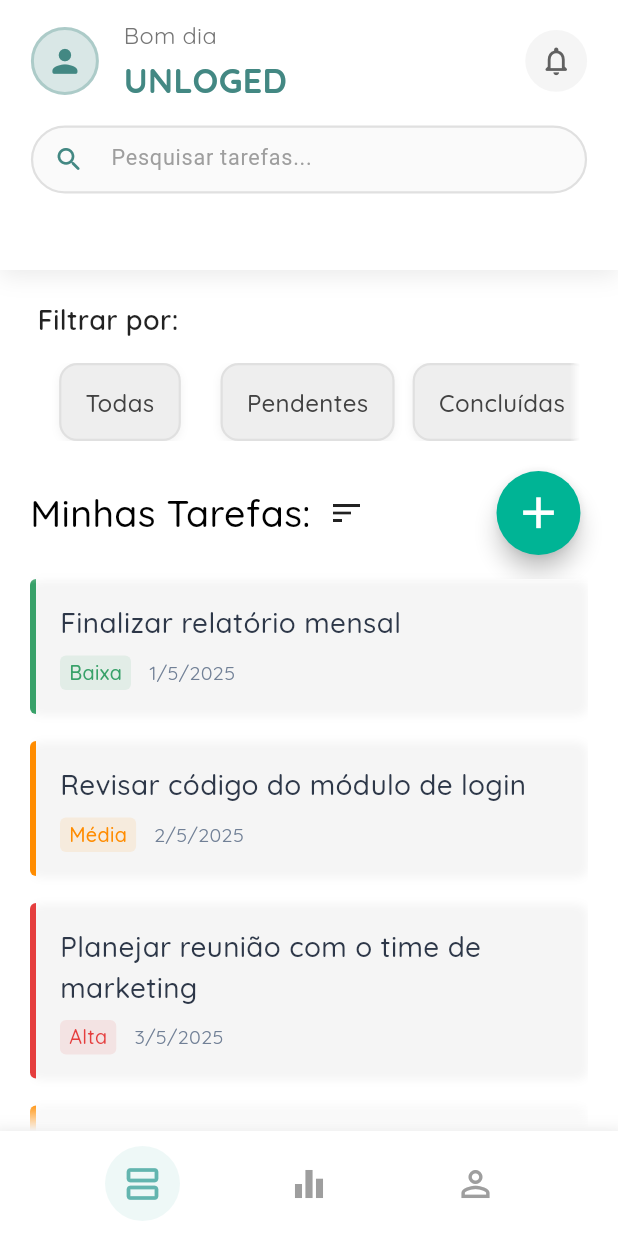
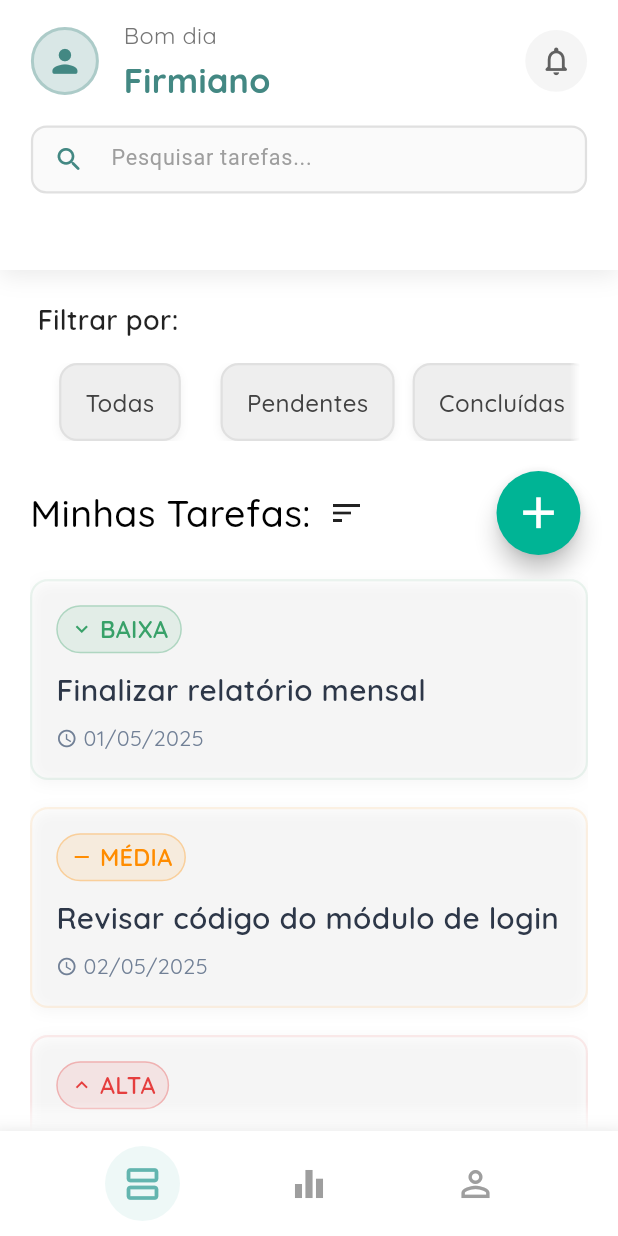
Before and after one commit to FirmianoGit/To-do-tasks-mobile-flutter, a Flutter app: the TasksScreen screen opened by its route, on a phone screen of 412 x 824 dp. Run offline on Flutter 3.47's test engine with Material 3 defaults, Android fonts, the phone set to English and light mode, and no system bars; our stand-ins replace dio, freezed_annotation, go_router, loading_animation_widget, quickalert, shared_preferences; accounts and stored records are empty.

Commit message:
feat: adiciona nome de usuário na barra superior e melhora a lógica de saudação

```diff
--- a/financy/lib/ui/TasksView/tasks_screen.dart
+++ b/financy/lib/ui/TasksView/tasks_screen.dart
@@ -27,7 +27,9 @@ class TasksScreen extends StatelessWidget {
     return Scaffold(
       backgroundColor: AppColors.white,
       // Topo da tela com saudação ou informações do usuário
-      appBar: ImprovedTasksScreenTop(),
+      appBar: ImprovedTasksScreenTop(
+        userName: 'Firmiano',
+      ),
       body: Padding(
         padding: const EdgeInsets.symmetric(horizontal: 20),
         child: Column(
--- a/financy/lib/ui/TasksView/widget/task_list/task_list.dart
+++ b/financy/lib/ui/TasksView/widget/task_list/task_list.dart
@@ -1,6 +1,6 @@
 import 'package:financy_app/domain/models/tasks/tasks.dart';
 import 'package:financy_app/mock/mock.dart';
-import 'package:financy_app/ui/TasksView/widget/task_list/task_card_variations.dart';
+import 'package:financy_app/ui/TasksView/widget/task_list/task_card.dart';
 import 'package:flutter/material.dart';
 
 class TaskListView extends StatelessWidget {
@@ -36,7 +36,7 @@ class TaskListView extends StatelessWidget {
 
               return Padding(
                 padding: const EdgeInsets.only(bottom: 10),
-                child: MinimalistTaskCard(
+                child: TaskCard(
                   task: tarefa,
                   onTap: () {
                   },
--- a/financy/lib/ui/core/shared/CustomAppBar/tasks_screen_top.dart
+++ b/financy/lib/ui/core/shared/CustomAppBar/tasks_screen_top.dart
@@ -59,9 +59,9 @@ class _ImprovedTasksScreenTopState extends State<ImprovedTasksScreenTop> {
 
   String _getGreeting() {
     final hour = DateTime.now().hour;
-    if (hour < 12) {
+    if (hour < 12 && hour >= 5) {
       return 'Bom dia';
-    } else if (hour < 18) {
+    } else if (hour < 18 && hour >= 12) {
       return 'Boa tarde';
     } else {
       return 'Boa noite';
@@ -82,6 +82,7 @@ class _ImprovedTasksScreenTopState extends State<ImprovedTasksScreenTop> {
     showMenu<String>(
       context: context,
       position: position,
+      color: AppColors.white,
       shape: RoundedRectangleBorder(
         borderRadius: BorderRadius.circular(12),
       ),
@@ -150,6 +151,7 @@ class _ImprovedTasksScreenTopState extends State<ImprovedTasksScreenTop> {
     showMenu<int>(
       context: context,
       position: position,
+      color: AppColors.white,
       shape: RoundedRectangleBorder(
         borderRadius: BorderRadius.circular(12),
       ),
@@ -283,7 +285,14 @@ class _ImprovedTasksScreenTopState extends State<ImprovedTasksScreenTop> {
     final greetingFontSize = screenWidth * 0.038; // 3.8% da largura
     final nameFontSize = screenWidth * 0.055; // 5.5% da largura
 
-    return AppBar(
+    return GestureDetector(
+      onTap: () {
+        // Remove o foco do campo de pesquisa ao clicar fora dele
+        if (_searchFocusNode.hasFocus) {
+          _searchFocusNode.unfocus();
+        }
+      },
+      child: AppBar(
       backgroundColor: Colors.white,
       elevation: 0,
       automaticallyImplyLeading: false,
@@ -424,11 +433,15 @@ class _ImprovedTasksScreenTopState extends State<ImprovedTasksScreenTop> {
                 SizedBox(height: screenHeight * 0.018),
 
                 // Barra de pesquisa sempre visível
-                Container(
+                GestureDetector(
+                  onTap: () {
+                    // Previne que o tap no TextField seja capturado pelo GestureDetector pai
+                  },
+                  child: Container(
                     height: screenHeight * 0.055, // 5.5% da altura
                     decoration: BoxDecoration(
                       color: Colors.grey.shade50,
-                    borderRadius: BorderRadius.circular((screenHeight * 0.055) / 2),
+                      borderRadius: BorderRadius.circular((screenHeight * 0.025) / 2),
                       border: Border.all(
                         color: _searchFocusNode.hasFocus
                           ? AppColors.greenLightTwo.withValues(alpha: 0.5)
@@ -478,7 +491,9 @@ class _ImprovedTasksScreenTopState extends State<ImprovedTasksScreenTop> {
                       ),
                     ),
                   ),
+                ),
               ],
+            ),
           ),
         ),
       ),
```
Also changed, not shown: 1 other file. Lines whose indentation alone changed are shown as unchanged.
